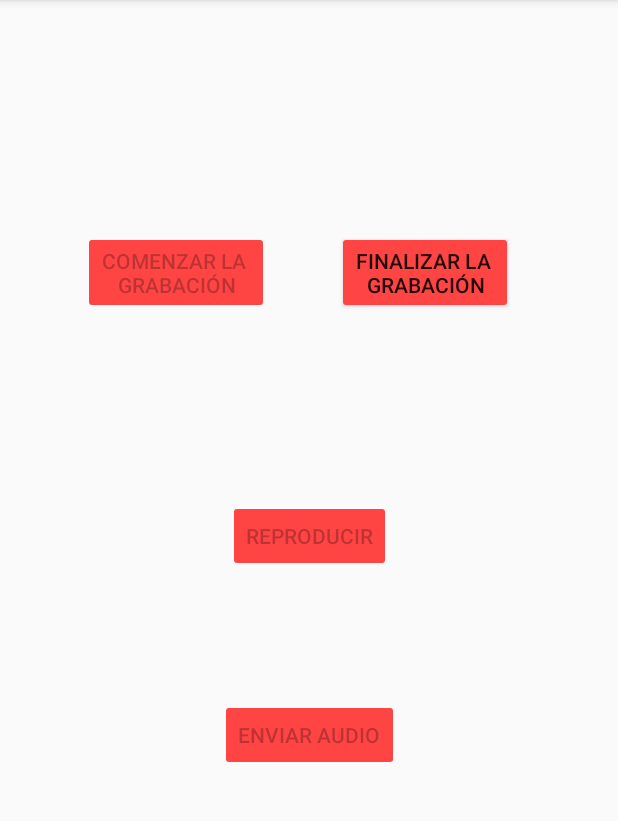
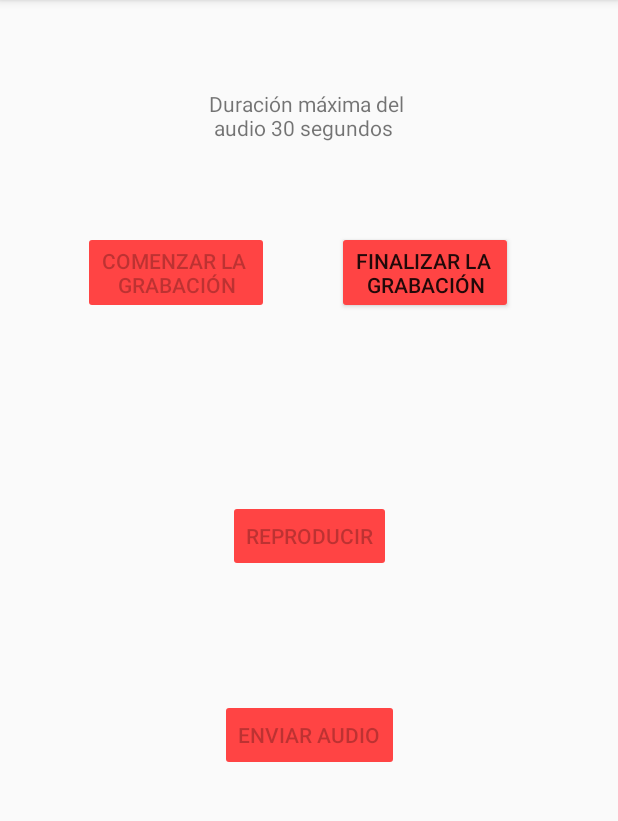
Before and after one commit to SeilaPr/sdm, an Android app: the GrabarActivity screen opened directly, with no data from a screen before it, after a tap on an icon or button, on a phone screen of 412 x 824 dp, the part 84-905 px from its top. Run offline under Robolectric (Android 15) with nearby library versions, the phone set to English and light mode, and no system bars; our stand-ins replace Firebase (no records; nobody signed in at launch, a user with empty details on screens opened directly); libraries missing offline, so code that uses them is left out: com.dropbox.core; 2 statements that could not run were skipped.

Commit message:
Aumentada calidad del sonido (aunque se oye igual) y puesto límite de sonido de 30 segundos.

```diff
--- a/app/src/main/java/com/example/seila/gigiaradio/GrabarActivity.java
+++ b/app/src/main/java/com/example/seila/gigiaradio/GrabarActivity.java
@@ -16,7 +16,6 @@ import android.widget.Toast;
 import com.dropbox.core.DbxException;
 import com.dropbox.core.DbxRequestConfig;
 import com.dropbox.core.v2.DbxClientV2;
-import com.dropbox.core.v2.files.FileMetadata;
 import com.dropbox.core.v2.files.UploadErrorException;
 import com.google.firebase.auth.FirebaseAuth;
 
@@ -161,8 +160,11 @@ public class GrabarActivity extends AppCompatActivity {
     private void mRecorder() {
         mRecorder = new MediaRecorder();
         mRecorder.setAudioSource(MediaRecorder.AudioSource.MIC);
-        mRecorder.setOutputFormat(MediaRecorder.OutputFormat.THREE_GPP);
+        mRecorder.setMaxDuration(30000);
+        mRecorder.setOutputFormat(MediaRecorder.OutputFormat.MPEG_4);
         mRecorder.setAudioEncoder(MediaRecorder.OutputFormat.AMR_NB);
+        mRecorder.setAudioEncodingBitRate(16);
+        mRecorder.setAudioSamplingRate(44100);
         mRecorder.setOutputFile(path);
     }
 
--- a/app/src/main/res/layout/activity_grabar.xml
+++ b/app/src/main/res/layout/activity_grabar.xml
@@ -76,4 +76,18 @@
         app:layout_constraintRight_toRightOf="parent"
         app:layout_constraintTop_toBottomOf="@+id/reproducir"
         app:layout_constraintVertical_bias="0.238" />
+
+    <TextView
+        android:id="@+id/textView2"
+        android:layout_width="wrap_content"
+        android:layout_height="wrap_content"
+        android:layout_marginBottom="8dp"
+        android:layout_marginLeft="8dp"
+        android:layout_marginRight="8dp"
+        android:layout_marginTop="8dp"
+        android:text="@string/audio"
+        app:layout_constraintBottom_toTopOf="@+id/grabar"
+        app:layout_constraintLeft_toLeftOf="parent"
+        app:layout_constraintRight_toRightOf="parent"
+        app:layout_constraintTop_toTopOf="parent" />
 </android.support.constraint.ConstraintLayout>
--- a/app/src/main/res/values/strings.xml
+++ b/app/src/main/res/values/strings.xml
@@ -60,4 +60,5 @@
     <string name="noticias">Últimas noticias</string>
     <string name="titulo">Título</string>
     <string name="descripcionNot">Descripción</string>
+    <string name="audio">Duración máxima del \n audio 30 segundos</string>
 </resources>
```
